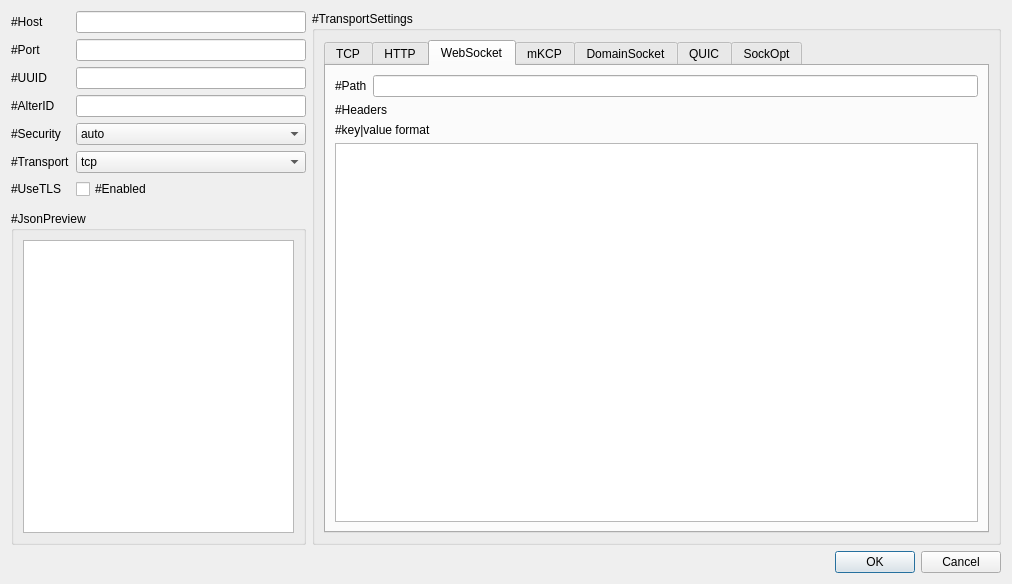
Before: the Qt Designer form src/w_ConnectionEditWindow.ui in darsvador/qvssr, drawn with Qt 5.
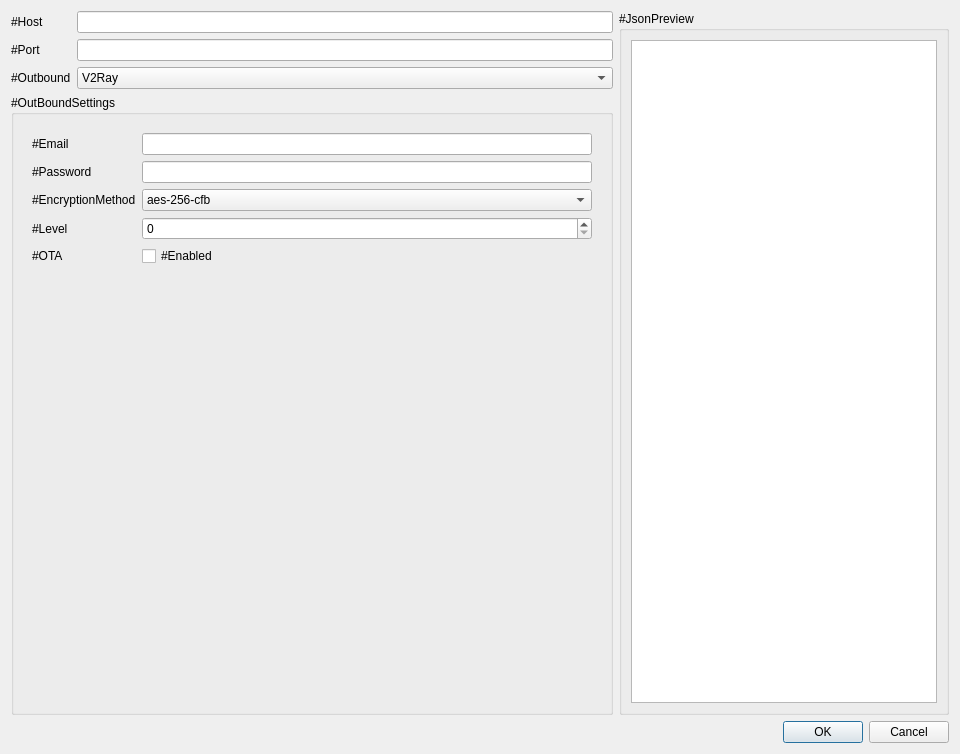
After: the same form once the commit is applied. The open tabs and pages were chosen to show the change.

Commit message: [Added] Added UI for ShadowSocks <See: #19>

```diff
--- a/src/w_ConnectionEditWindow.ui
+++ b/src/w_ConnectionEditWindow.ui
@@ -6,8 +6,8 @@
    <rect>
     <x>0</x>
     <y>0</y>
-    <width>1012</width>
-    <height>584</height>
+    <width>960</width>
+    <height>754</height>
    </rect>
   </property>
   <property name="sizePolicy">
@@ -16,13 +16,19 @@
     <verstretch>0</verstretch>
    </sizepolicy>
   </property>
+  <property name="minimumSize">
+   <size>
+    <width>960</width>
+    <height>750</height>
+   </size>
+  </property>
   <property name="windowTitle">
    <string>#ConnectionSettings</string>
   </property>
   <property name="modal">
    <bool>true</bool>
   </property>
-  <layout class="QGridLayout" name="gridLayout_6" columnstretch="3,7">
+  <layout class="QGridLayout" name="gridLayout_3">
    <item row="0" column="0">
     <layout class="QFormLayout" name="formLayout_5">
      <item row="0" column="0">
@@ -50,13 +56,90 @@
       </widget>
      </item>
      <item row="2" column="0">
+      <widget class="QLabel" name="label_25">
+       <property name="text">
+        <string>#Outbound</string>
+       </property>
+      </widget>
+     </item>
+     <item row="2" column="1">
+      <widget class="QComboBox" name="outBoundTypeCombo">
+       <property name="sizePolicy">
+        <sizepolicy hsizetype="Minimum" vsizetype="Fixed">
+         <horstretch>0</horstretch>
+         <verstretch>0</verstretch>
+        </sizepolicy>
+       </property>
+       <item>
+        <property name="text">
+         <string notr="true">V2Ray</string>
+        </property>
+       </item>
+       <item>
+        <property name="text">
+         <string notr="true">ShadowSocks</string>
+        </property>
+       </item>
+      </widget>
+     </item>
+    </layout>
+   </item>
+   <item row="0" column="1" rowspan="2">
+    <widget class="QGroupBox" name="groupBox_4">
+     <property name="title">
+      <string>#JsonPreview</string>
+     </property>
+     <layout class="QVBoxLayout" name="verticalLayout">
+      <item>
+       <widget class="QTextBrowser" name="finalJson">
+        <property name="lineWrapMode">
+         <enum>QTextEdit::NoWrap</enum>
+        </property>
+        <property name="readOnly">
+         <bool>false</bool>
+        </property>
+       </widget>
+      </item>
+     </layout>
+    </widget>
+   </item>
+   <item row="1" column="0">
+    <widget class="QGroupBox" name="outboundSettingWrapper">
+     <property name="title">
+      <string>#OutBoundSettings</string>
+     </property>
+     <layout class="QGridLayout" name="gridLayout">
+      <item row="1" column="0">
+       <widget class="QStackedWidget" name="outboundTypeStackView">
+        <property name="currentIndex">
+         <number>1</number>
+        </property>
+        <widget class="QWidget" name="page_2">
+         <layout class="QVBoxLayout" name="verticalLayout_2">
+          <item>
+           <layout class="QFormLayout" name="formLayout_9">
+            <item row="3" column="0">
+             <widget class="QLabel" name="label_13">
+              <property name="text">
+               <string>#UseTLS</string>
+              </property>
+             </widget>
+            </item>
+            <item row="3" column="1">
+             <widget class="QCheckBox" name="tlsCB">
+              <property name="text">
+               <string>#Enabled</string>
+              </property>
+             </widget>
+            </item>
+            <item row="0" column="0">
       <widget class="QLabel" name="idLabel">
        <property name="text">
         <string>#UUID</string>
        </property>
       </widget>
      </item>
-     <item row="2" column="1">
+            <item row="0" column="1">
       <widget class="QLineEdit" name="idLineEdit">
        <property name="text">
         <string/>
@@ -66,28 +149,28 @@
        </property>
       </widget>
      </item>
-     <item row="3" column="0">
+            <item row="1" column="0">
       <widget class="QLabel" name="alterLabel">
        <property name="text">
         <string>#AlterID</string>
        </property>
       </widget>
      </item>
-     <item row="3" column="1">
+            <item row="1" column="1">
       <widget class="QLineEdit" name="alterLineEdit">
        <property name="maxLength">
         <number>5</number>
        </property>
       </widget>
      </item>
-     <item row="4" column="0">
+            <item row="2" column="0">
       <widget class="QLabel" name="securityLabel">
        <property name="text">
         <string>#Security</string>
        </property>
       </widget>
      </item>
-     <item row="4" column="1">
+            <item row="2" column="1">
       <widget class="QComboBox" name="securityCombo">
        <item>
         <property name="text">
@@ -111,14 +194,14 @@
        </item>
       </widget>
      </item>
-     <item row="5" column="0">
+            <item row="4" column="0">
       <widget class="QLabel" name="transportLabel">
        <property name="text">
         <string>#Transport</string>
        </property>
       </widget>
      </item>
-     <item row="5" column="1">
+            <item row="4" column="1">
       <widget class="QComboBox" name="tranportCombo">
        <item>
         <property name="text">
@@ -152,88 +235,27 @@
        </item>
       </widget>
      </item>
-     <item row="6" column="0">
-      <widget class="QLabel" name="label_13">
-       <property name="text">
-        <string>#UseTLS</string>
-       </property>
-      </widget>
-     </item>
-     <item row="6" column="1">
-      <widget class="QCheckBox" name="tlsCB">
-       <property name="text">
-        <string>#Enabled</string>
-       </property>
-      </widget>
-     </item>
-    </layout>
-   </item>
-   <item row="2" column="0">
-    <widget class="QGroupBox" name="groupBox_4">
-     <property name="title">
-      <string>#JsonPreview</string>
-     </property>
-     <layout class="QVBoxLayout" name="verticalLayout">
+           </layout>
+          </item>
       <item>
-       <widget class="QTextBrowser" name="finalJson">
-        <property name="readOnly">
-         <bool>false</bool>
-        </property>
-       </widget>
-      </item>
-     </layout>
-    </widget>
-   </item>
-   <item row="3" column="1">
-    <widget class="QDialogButtonBox" name="buttonBox">
-     <property name="orientation">
-      <enum>Qt::Horizontal</enum>
-     </property>
-     <property name="standardButtons">
-      <set>QDialogButtonBox::Cancel|QDialogButtonBox::Ok</set>
-     </property>
-    </widget>
-   </item>
-   <item row="0" column="1" rowspan="3">
     <widget class="QGroupBox" name="groupBox">
-     <property name="layoutDirection">
-      <enum>Qt::LeftToRight</enum>
-     </property>
      <property name="title">
       <string>#TransportSettings</string>
      </property>
-     <layout class="QHBoxLayout" name="horizontalLayout">
-      <item>
-       <widget class="QTabWidget" name="tabWidget">
+            <layout class="QGridLayout" name="gridLayout_2">
+             <item row="0" column="0">
+              <widget class="QStackedWidget" name="v2rayStackView">
         <property name="sizePolicy">
-         <sizepolicy hsizetype="MinimumExpanding" vsizetype="MinimumExpanding">
+                <sizepolicy hsizetype="Minimum" vsizetype="Preferred">
           <horstretch>0</horstretch>
           <verstretch>0</verstretch>
          </sizepolicy>
         </property>
-        <property name="minimumSize">
-         <size>
-          <width>0</width>
-          <height>0</height>
-         </size>
-        </property>
-        <property name="sizeIncrement">
-         <size>
-          <width>0</width>
-          <height>0</height>
-         </size>
-        </property>
         <property name="currentIndex">
-         <number>1</number>
-        </property>
-        <property name="usesScrollButtons">
-         <bool>true</bool>
-        </property>
-        <widget class="QWidget" name="tcpTab">
-         <attribute name="title">
-          <string>TCP</string>
-         </attribute>
-         <layout class="QGridLayout" name="gridLayout">
+                <number>0</number>
+               </property>
+               <widget class="QWidget" name="tcpStackPage">
+                <layout class="QGridLayout" name="gridLayout_7">
           <item row="0" column="0" colspan="4">
            <layout class="QGridLayout" name="gridLayout_4" columnstretch="1,5">
             <item row="0" column="1">
@@ -326,11 +348,8 @@
           </item>
          </layout>
         </widget>
-        <widget class="QWidget" name="httpTab">
-         <attribute name="title">
-          <string>HTTP</string>
-         </attribute>
-         <layout class="QGridLayout" name="gridLayout_3">
+               <widget class="QWidget" name="httpStackPage">
+                <layout class="QGridLayout" name="gridLayout_8">
           <item row="0" column="0">
            <widget class="QLabel" name="label_5">
             <property name="text">
@@ -353,32 +372,29 @@
           </item>
          </layout>
         </widget>
-        <widget class="QWidget" name="wsTab">
-         <attribute name="title">
-          <string>WebSocket</string>
-         </attribute>
-         <layout class="QGridLayout" name="gridLayout_5">
+               <widget class="QWidget" name="wsStackPage">
+                <layout class="QGridLayout" name="gridLayout_9">
           <item row="0" column="0">
-           <layout class="QHBoxLayout" name="horizontalLayout_3">
+                  <layout class="QHBoxLayout" name="horizontalLayout_4">
             <item>
-             <widget class="QLabel" name="label_6">
-              <property name="text">
-               <string>#Path</string>
-              </property>
-             </widget>
-            </item>
-            <item>
-             <widget class="QLineEdit" name="wsPathTxt">
-              <property name="text">
-               <string/>
-              </property>
-             </widget>
-            </item>
-           </layout>
-          </item>
-          <item row="1" column="0">
            <widget class="QLabel" name="label_7">
             <property name="text">
+                      <string>#Path</string>
+                     </property>
+                    </widget>
+                   </item>
+                   <item>
+                    <widget class="QLineEdit" name="wsPathTxt">
+                     <property name="text">
+                      <string/>
+                     </property>
+                    </widget>
+                   </item>
+                  </layout>
+                 </item>
+                 <item row="1" column="0">
+                  <widget class="QLabel" name="label_26">
+                   <property name="text">
              <string>#Headers</string>
             </property>
            </widget>
@@ -395,11 +411,8 @@
           </item>
          </layout>
         </widget>
-        <widget class="QWidget" name="mkcpTab">
-         <attribute name="title">
-          <string>mKCP</string>
-         </attribute>
-         <layout class="QGridLayout" name="gridLayout_2">
+               <widget class="QWidget" name="mKCPStackPage">
+                <layout class="QGridLayout" name="gridLayout_10">
           <item row="0" column="0">
            <layout class="QFormLayout" name="formLayout_7">
             <item row="0" column="0">
@@ -624,11 +637,8 @@
           </item>
          </layout>
         </widget>
-        <widget class="QWidget" name="dsTab">
-         <attribute name="title">
-          <string>DomainSocket</string>
-         </attribute>
-         <layout class="QGridLayout" name="gridLayout_11">
+               <widget class="QWidget" name="dsStackPage">
+                <layout class="QGridLayout" name="gridLayout_12">
           <item row="0" column="0">
            <layout class="QFormLayout" name="formLayout_2">
             <item row="0" column="0">
@@ -649,10 +659,7 @@
           </item>
          </layout>
         </widget>
-        <widget class="QWidget" name="quicTab">
-         <attribute name="title">
-          <string>QUIC</string>
-         </attribute>
+               <widget class="QWidget" name="quicStackPage">
          <layout class="QFormLayout" name="formLayout_3">
           <item row="0" column="0">
            <widget class="QLabel" name="label_18">
@@ -775,13 +782,10 @@
           </item>
          </layout>
         </widget>
-        <widget class="QWidget" name="tab">
-         <attribute name="title">
-          <string>SockOpt</string>
-         </attribute>
-         <layout class="QFormLayout" name="formLayout_6">
+               <widget class="QWidget" name="SockOptStackPage">
+                <layout class="QFormLayout" name="formLayout_10">
           <item row="0" column="0">
-           <widget class="QLabel" name="label_14">
+                  <widget class="QLabel" name="label_28">
             <property name="text">
              <string>#Mark</string>
             </property>
@@ -805,7 +809,7 @@
            </widget>
           </item>
           <item row="2" column="0">
-           <widget class="QLabel" name="label_24">
+                  <widget class="QLabel" name="label_27">
             <property name="text">
              <string>#TProxy</string>
             </property>
@@ -839,6 +843,123 @@
    </item>
   </layout>
  </widget>
+        <widget class="QWidget" name="page">
+         <layout class="QFormLayout" name="formLayout_6">
+          <item row="0" column="0">
+           <widget class="QLabel" name="label_6">
+            <property name="text">
+             <string>#Email</string>
+            </property>
+           </widget>
+          </item>
+          <item row="1" column="0">
+           <widget class="QLabel" name="label_22">
+            <property name="text">
+             <string>#Password</string>
+            </property>
+           </widget>
+          </item>
+          <item row="2" column="0">
+           <widget class="QLabel" name="label_14">
+            <property name="text">
+             <string>#EncryptionMethod</string>
+            </property>
+           </widget>
+          </item>
+          <item row="2" column="1">
+           <widget class="QComboBox" name="ss_encryptionMethod">
+            <property name="sizePolicy">
+             <sizepolicy hsizetype="Expanding" vsizetype="Fixed">
+              <horstretch>0</horstretch>
+              <verstretch>0</verstretch>
+             </sizepolicy>
+            </property>
+            <item>
+             <property name="text">
+              <string notr="true">aes-256-cfb</string>
+             </property>
+            </item>
+            <item>
+             <property name="text">
+              <string notr="true">aes-128-cfb</string>
+             </property>
+            </item>
+            <item>
+             <property name="text">
+              <string notr="true">aes-256-gcm</string>
+             </property>
+            </item>
+            <item>
+             <property name="text">
+              <string notr="true">aes-128-gcm</string>
+             </property>
+            </item>
+            <item>
+             <property name="text">
+              <string notr="true">chacha20-ietf</string>
+             </property>
+            </item>
+            <item>
+             <property name="text">
+              <string notr="true">chacha20</string>
+             </property>
+            </item>
+            <item>
+             <property name="text">
+              <string notr="true">chacha20-poly1305</string>
+             </property>
+            </item>
+           </widget>
+          </item>
+          <item row="3" column="0">
+           <widget class="QLabel" name="label_24">
+            <property name="text">
+             <string>#Level</string>
+            </property>
+           </widget>
+          </item>
+          <item row="3" column="1">
+           <widget class="QSpinBox" name="ss_levelSpin"/>
+          </item>
+          <item row="4" column="0">
+           <widget class="QLabel" name="label_30">
+            <property name="text">
+             <string>#OTA</string>
+            </property>
+           </widget>
+          </item>
+          <item row="4" column="1">
+           <widget class="QCheckBox" name="ss_otaCheckBox">
+            <property name="text">
+             <string>#Enabled</string>
+            </property>
+           </widget>
+          </item>
+          <item row="0" column="1">
+           <widget class="QLineEdit" name="ss_emailTxt"/>
+          </item>
+          <item row="1" column="1">
+           <widget class="QLineEdit" name="ss_passwordTxt"/>
+          </item>
+         </layout>
+        </widget>
+       </widget>
+      </item>
+     </layout>
+    </widget>
+   </item>
+   <item row="2" column="1">
+    <widget class="QDialogButtonBox" name="buttonBox">
+     <property name="orientation">
+      <enum>Qt::Horizontal</enum>
+     </property>
+     <property name="standardButtons">
+      <set>QDialogButtonBox::Cancel|QDialogButtonBox::Ok</set>
+     </property>
+    </widget>
+   </item>
+  </layout>
+ </widget>
  <tabstops>
   <tabstop>ipLineEdit</tabstop>
   <tabstop>portLineEdit</tabstop>
```
Left out of the diff: 24 changed lines with no effect on the pictures. Lines whose indentation alone changed are shown as unchanged. The commit also changes 9 other files.
